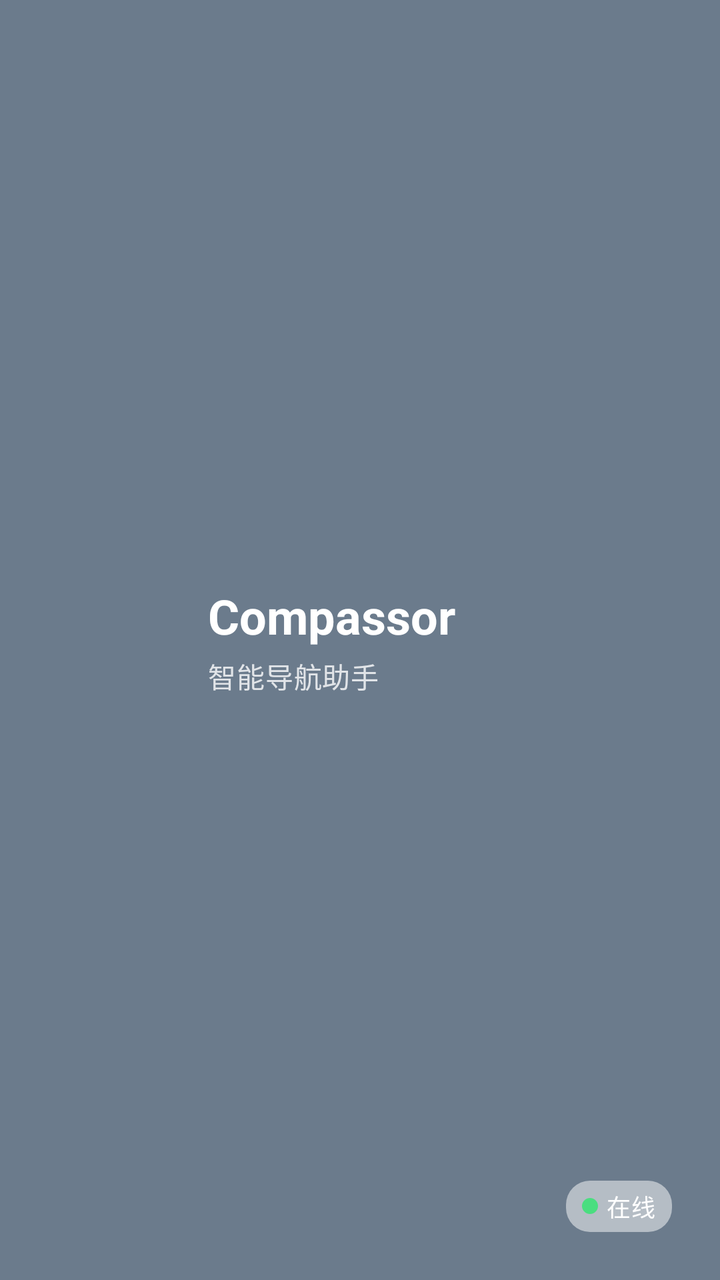
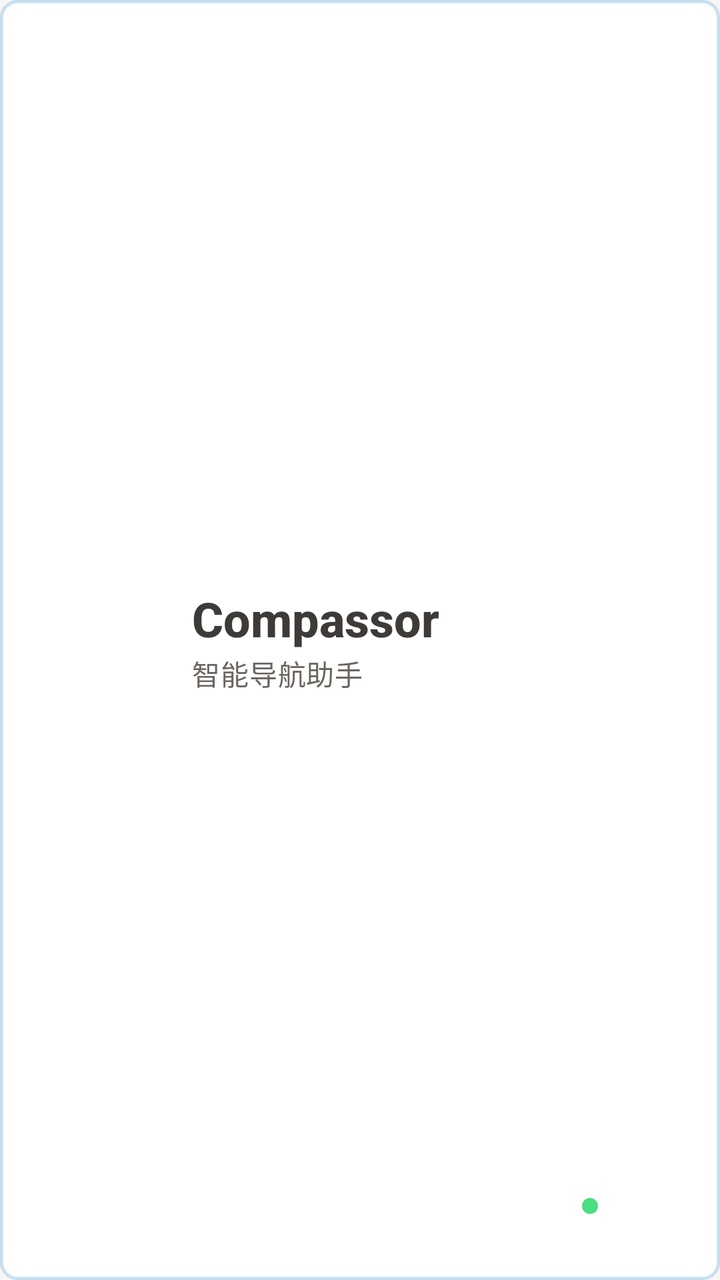

An Android layout rendered at two revisions. The XML below is the earlier revision; the diff shows what the commit changed to produce the second picture.
<!-- AndroidManifest.xml: application theme Theme.Compassor -->
<!-- res/layout/nav_header.xml -->
<?xml version="1.0" encoding="utf-8"?>
<androidx.constraintlayout.widget.ConstraintLayout xmlns:android="http://schemas.android.com/apk/res/android"
    xmlns:app="http://schemas.android.com/apk/res-auto"
    android:layout_width="match_parent"
    android:layout_height="176dp"
    android:background="?attr/colorPrimary"
    android:padding="@dimen/padding_lg">

    <ImageView
        android:id="@+id/appLogo"
        android:layout_width="64dp"
        android:layout_height="64dp"
        android:src="@mipmap/ic_launcher_round"
        android:contentDescription="@string/app_name"
        app:layout_constraintStart_toStartOf="parent"
        app:layout_constraintTop_toTopOf="parent"
        app:layout_constraintBottom_toBottomOf="parent" />

    <TextView
        android:id="@+id/appName"
        android:layout_width="0dp"
        android:layout_height="wrap_content"
        android:layout_marginStart="@dimen/margin_md"
        android:text="@string/app_name"
        android:textAppearance="?attr/textAppearanceHeadlineSmall"
        android:textColor="?attr/colorOnPrimary"
        android:textStyle="bold"
        app:layout_constraintStart_toEndOf="@id/appLogo"
        app:layout_constraintEnd_toEndOf="parent"
        app:layout_constraintTop_toTopOf="@id/appLogo"
        app:layout_constraintBottom_toTopOf="@id/appSubtitle" />

    <TextView
        android:id="@+id/appSubtitle"
        android:layout_width="0dp"
        android:layout_height="wrap_content"
        android:layout_marginStart="@dimen/margin_md"
        android:text="@string/navigation_app_subtitle"
        android:textAppearance="?attr/textAppearanceBodyMedium"
        android:textColor="?attr/colorOnPrimary"
        android:alpha="0.8"
        app:layout_constraintStart_toEndOf="@id/appLogo"
        app:layout_constraintEnd_toEndOf="parent"
        app:layout_constraintTop_toBottomOf="@id/appName"
        app:layout_constraintBottom_toBottomOf="@id/appLogo" />

    
    <LinearLayout
        android:id="@+id/statusIndicator"
        android:layout_width="wrap_content"
        android:layout_height="wrap_content"
        android:orientation="horizontal"
        android:gravity="center_vertical"
        android:background="@drawable/status_indicator_background"
        android:paddingHorizontal="@dimen/padding_sm"
        android:paddingVertical="@dimen/padding_xs"
        app:layout_constraintEnd_toEndOf="parent"
        app:layout_constraintBottom_toBottomOf="parent">

        <View
            android:layout_width="8dp"
            android:layout_height="8dp"
            android:background="@drawable/status_dot"
            android:layout_marginEnd="@dimen/margin_xs" />

        <TextView
            android:layout_width="wrap_content"
            android:layout_height="wrap_content"
            android:text="@string/online"
            android:textAppearance="?attr/textAppearanceBodySmall"
            android:textColor="?attr/colorOnPrimary" />

    </LinearLayout>

</androidx.constraintlayout.widget.ConstraintLayout>
<!-- resources referenced by this layout -->
<resources>
  <dimen name="margin_md">16dp</dimen>
  <dimen name="margin_xs">4dp</dimen>
  <dimen name="padding_lg">24dp</dimen>
  <dimen name="padding_sm">8dp</dimen>
  <dimen name="padding_xs">4dp</dimen>
  <!-- drawable status_dot (drawable) -->
  <?xml version="1.0" encoding="utf-8"?>
  <shape xmlns:android="http://schemas.android.com/apk/res/android"
      android:shape="oval">
      <solid android:color="#4ADE80" />
  </shape>
  <!-- drawable status_indicator_background (drawable) -->
  <?xml version="1.0" encoding="utf-8"?>
  <shape xmlns:android="http://schemas.android.com/apk/res/android"
      android:shape="rectangle">
      <solid android:color="#80FFFFFF" />
      <corners android:radius="12dp" />
  </shape>
  <!-- mipmap ic_launcher_round (mipmap-anydpi-v26) -->
  <?xml version="1.0" encoding="utf-8"?>
  <adaptive-icon xmlns:android="http://schemas.android.com/apk/res/android">
      <background android:drawable="@drawable/ic_launcher_background" />
      <foreground android:drawable="@drawable/ic_launcher_foreground" />
  </adaptive-icon>
  <string name="app_name">Compassor</string>
  <string name="navigation_app_subtitle">智能导航助手</string>
  <string name="online">在线</string>
  <style name="Theme.Compassor" parent="Base.Theme.Compassor" />
  <!-- drawable ic_launcher_background (drawable) -->
  <vector xmlns:android="http://schemas.android.com/apk/res/android"
      android:width="108dp"
      android:height="108dp"
      android:viewportWidth="108"
      android:viewportHeight="108">
    <path
        android:fillColor="#4F46E5"
        android:pathData="M0,0h108v108h-108z"/>
  </vector>
  <color name="md_theme_light_primary">#6B7B8C</color>
  <color name="md_theme_light_onPrimary">#FFFFFF</color>
  <color name="md_theme_light_primaryContainer">#D5DBE3</color>
  <color name="md_theme_light_onPrimaryContainer">#1A2632</color>
  <color name="md_theme_light_secondary">#8FA395</color>
  <color name="md_theme_light_onSecondary">#FFFFFF</color>
  <color name="md_theme_light_secondaryContainer">#D8E0DA</color>
  <color name="md_theme_light_onSecondaryContainer">#1F2B23</color>
  <color name="md_theme_light_tertiary">#C9ADA7</color>
  <color name="md_theme_light_onTertiary">#FFFFFF</color>
  <color name="md_theme_light_tertiaryContainer">#E8DDD9</color>
  <color name="md_theme_light_onTertiaryContainer">#3D2F2C</color>
  <color name="md_theme_light_error">#C17B74</color>
  <color name="md_theme_light_onError">#FFFFFF</color>
  <color name="md_theme_light_errorContainer">#EED5D2</color>
  <color name="md_theme_light_onErrorContainer">#4A2522</color>
  <color name="md_theme_light_background">#F7F5F3</color>
  <color name="md_theme_light_onBackground">#3D3A38</color>
  <color name="md_theme_light_surface">#FFFDFB</color>
  <color name="md_theme_light_onSurface">#3D3A38</color>
  <color name="md_theme_light_surfaceVariant">#E8E4E1</color>
  <color name="md_theme_light_onSurfaceVariant">#6B6561</color>
  <color name="md_theme_light_outline">#A69C94</color>
  <color name="md_theme_light_outlineVariant">#D5CFC9</color>
  <!-- unchanged entries left out for length: 2 -->
</resources>

<!-- the commit's change to res/layout/nav_header.xml (unified diff, before → after) -->
@@ -3,13 +3,13 @@
     xmlns:app="http://schemas.android.com/apk/res-auto"
     android:layout_width="match_parent"
     android:layout_height="176dp"
-    android:background="?attr/colorPrimary"
+    android:background="@drawable/acrylic_floating_card"
     android:padding="@dimen/padding_lg">
 
     <ImageView
         android:id="@+id/appLogo"
-        android:layout_width="64dp"
-        android:layout_height="64dp"
+        android:layout_width="56dp"
+        android:layout_height="56dp"
         android:src="@mipmap/ic_launcher_round"
         android:contentDescription="@string/app_name"
         app:layout_constraintStart_toStartOf="parent"
@@ -23,7 +23,8 @@
         android:layout_marginStart="@dimen/margin_md"
         android:text="@string/app_name"
         android:textAppearance="?attr/textAppearanceHeadlineSmall"
-        android:textColor="?attr/colorOnPrimary"
+        android:fontFamily="sans-serif-medium"
+        android:textColor="?attr/colorOnSurface"
         android:textStyle="bold"
         app:layout_constraintStart_toEndOf="@id/appLogo"
         app:layout_constraintEnd_toEndOf="parent"
@@ -37,8 +38,8 @@
         android:layout_marginStart="@dimen/margin_md"
         android:text="@string/navigation_app_subtitle"
         android:textAppearance="?attr/textAppearanceBodyMedium"
-        android:textColor="?attr/colorOnPrimary"
-        android:alpha="0.8"
+        android:fontFamily="sans-serif"
+        android:textColor="?attr/colorOnSurfaceVariant"
         app:layout_constraintStart_toEndOf="@id/appLogo"
         app:layout_constraintEnd_toEndOf="parent"
         app:layout_constraintTop_toBottomOf="@id/appName"
<!-- resource entries referenced after the edit -->
@@ -5,6 +5,16 @@
   <dimen name="padding_lg">24dp</dimen>
   <dimen name="padding_sm">8dp</dimen>
   <dimen name="padding_xs">4dp</dimen>
+  <!-- drawable acrylic_floating_card (drawable) -->
+  <?xml version="1.0" encoding="utf-8"?>
+  <shape xmlns:android="http://schemas.android.com/apk/res/android"
+      android:shape="rectangle">
+      <solid android:color="#F8FFFFFF" />
+      <corners android:radius="8dp" />
+      <stroke
+          android:width="1.5dp"
+          android:color="#330078D4" />
+  </shape>
   <!-- drawable status_dot (drawable) -->
   <?xml version="1.0" encoding="utf-8"?>
   <shape xmlns:android="http://schemas.android.com/apk/res/android"
